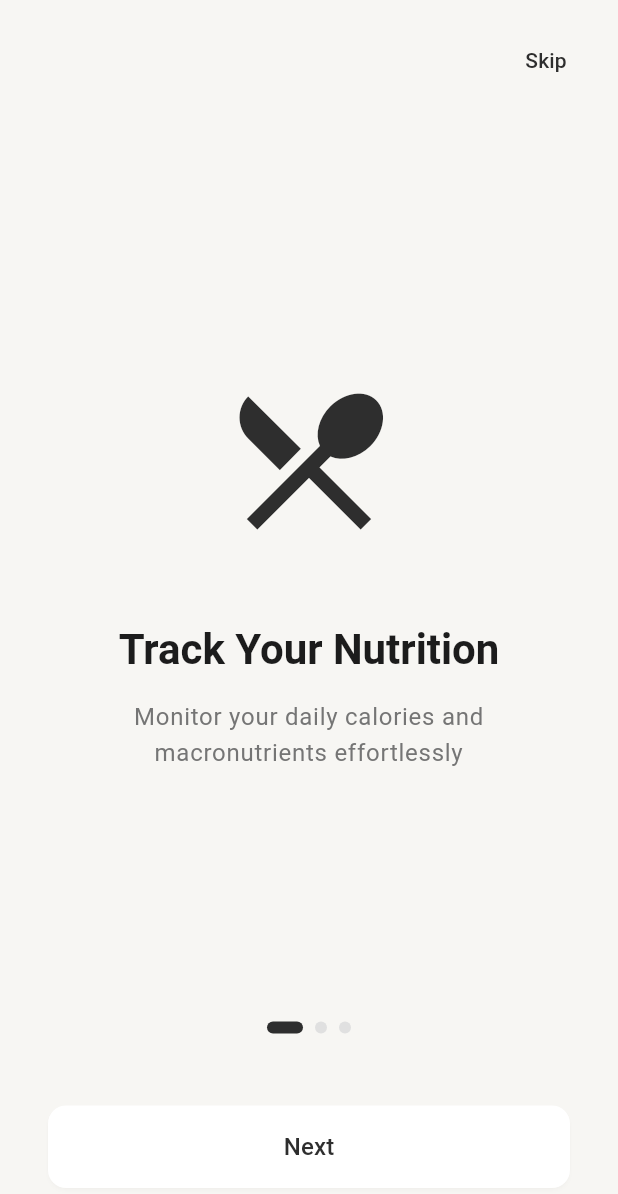
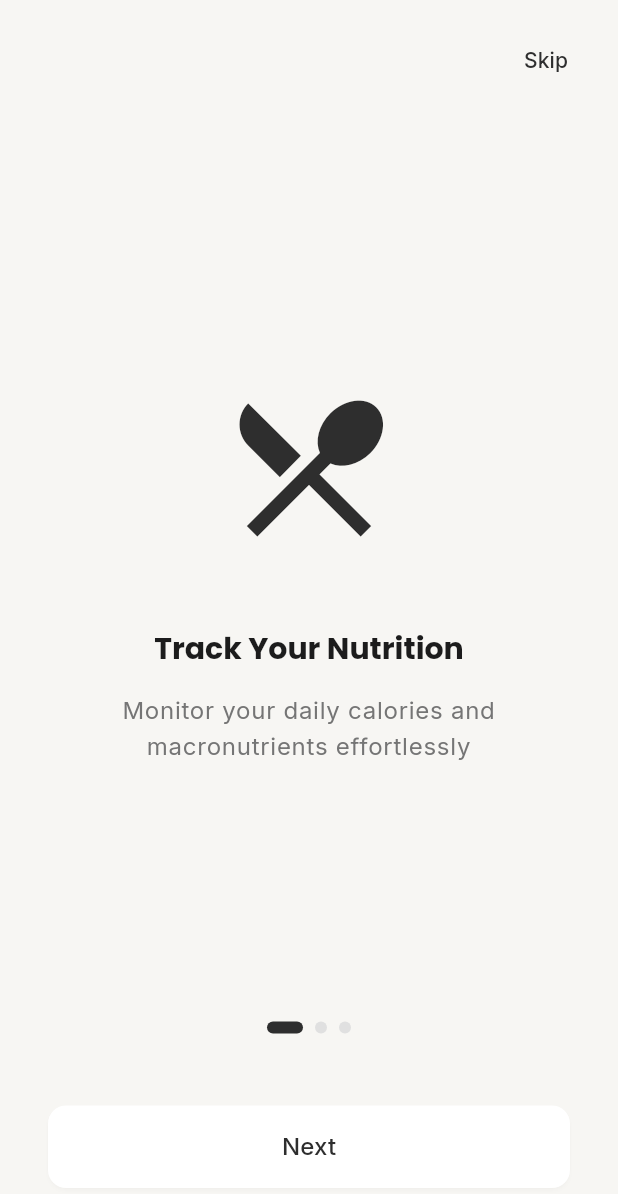
Before and after one commit to Gr8V/FuelIQ, a Flutter app: the screen it shows after launch, on a phone screen of 412 x 824 dp. Shown: the top 1194 px of the screen. Run offline on Flutter 3.47's test engine with Material 3 defaults, Android fonts, the phone set to English and light mode, and no system bars; our stand-ins replace fl_chart, flutter_local_notifications, font_awesome_flutter, google_fonts, shared_preferences; missing offline and left inert: mobile_scanner.

Commit message:
added font family and sizes to app theme

```diff
--- a/fuel_iq/lib/pages/main/home_page.dart
+++ b/fuel_iq/lib/pages/main/home_page.dart
@@ -17,7 +17,7 @@ class HomePage extends StatelessWidget {
           SliverAppBar(
             floating: true,
             elevation: 0,
-            backgroundColor: Colors.transparent,
+            backgroundColor: Colors.amber,
             centerTitle: true,
             title: Column(
               mainAxisSize: MainAxisSize.min,
@@ -64,6 +64,22 @@ class HomePage extends StatelessWidget {
               padding: const EdgeInsets.all(16),
               child: Column(
                 children: [
+                  SizedBox(
+                    height: 30,
+                    child: Row(
+                      children: [
+                        Text(
+                          "Tue, 19 Dec",
+                          style: TextStyle(
+                            wordSpacing: 1.3,
+                            fontWeight: FontWeight.w600,
+                            fontSize: 24,
+                            fontFamily: "roboto"
+                          ),
+                          )
+                      ],
+                    ),
+                  ),
                   SizedBox(
                     height: 200,
                     child: Card(
--- a/fuel_iq/lib/theme/app_theme.dart
+++ b/fuel_iq/lib/theme/app_theme.dart
@@ -1,13 +1,20 @@
 import 'package:flutter/material.dart';
+import 'package:google_fonts/google_fonts.dart';
 import 'colors.dart';
 
 class AppTheme {
+  // ---------------- LIGHT THEME ----------------
   static final ThemeData lightTheme = ThemeData(
     brightness: Brightness.light,
     useMaterial3: true,
+
+    // Default font (body, numbers, labels)
+    fontFamily: GoogleFonts.inter().fontFamily,
+
     scaffoldBackgroundColor: AppColors.lightScaffold,
     cardColor: AppColors.lightCard,
     primaryColor: AppColors.lightPrimary,
+
     colorScheme: const ColorScheme.light(
       primary: AppColors.lightPrimary,
       onPrimary: Colors.white,
@@ -26,24 +33,78 @@ class AppTheme {
       onInverseSurface: AppColors.lightTextPrimary,
       inversePrimary: AppColors.lightPrimary,
     ),
-    appBarTheme: const AppBarTheme(
+
+    textTheme: TextTheme(
+      // Headings — Poppins
+      displayLarge: GoogleFonts.poppins(
+        fontSize: 32,
+        fontWeight: FontWeight.w700,
+        color: AppColors.lightTextPrimary,
+      ),
+      displayMedium: GoogleFonts.poppins(
+        fontSize: 28,
+        fontWeight: FontWeight.w600,
+        color: AppColors.lightTextPrimary,
+      ),
+      displaySmall: GoogleFonts.poppins(
+        fontSize: 24,
+        fontWeight: FontWeight.w600,
+        color: AppColors.lightTextPrimary,
+      ),
+      headlineMedium: GoogleFonts.poppins(
+        fontSize: 20,
+        fontWeight: FontWeight.w600,
+        color: AppColors.lightTextPrimary,
+      ),
+
+      // Body — Inter
+      bodyLarge: GoogleFonts.inter(
+        fontSize: 16,
+        fontWeight: FontWeight.w400,
+        color: AppColors.lightTextPrimary,
+      ),
+      bodyMedium: GoogleFonts.inter(
+        fontSize: 14,
+        fontWeight: FontWeight.w400,
+        color: AppColors.lightTextSecondary,
+      ),
+      bodySmall: GoogleFonts.inter(
+        fontSize: 12,
+        fontWeight: FontWeight.w400,
+        color: AppColors.lightTextSecondary,
+      ),
+
+      // Labels / stats
+      labelLarge: GoogleFonts.inter(
+        fontSize: 14,
+        fontWeight: FontWeight.w500,
+        color: AppColors.lightTextPrimary,
+      ),
+    ),
+
+    appBarTheme: AppBarTheme(
       backgroundColor: AppColors.lightScaffold,
       elevation: 0,
-      iconTheme: IconThemeData(color: AppColors.lightTextPrimary),
-      titleTextStyle: TextStyle(
-        color: AppColors.lightTextPrimary,
+      iconTheme: const IconThemeData(color: AppColors.lightTextPrimary),
+      titleTextStyle: GoogleFonts.poppins(
         fontSize: 18,
         fontWeight: FontWeight.w600,
+        color: AppColors.lightTextPrimary,
       ),
     ),
   );
 
+  // ---------------- DARK THEME ----------------
   static final ThemeData darkTheme = ThemeData(
     brightness: Brightness.dark,
     useMaterial3: true,
+
+    fontFamily: GoogleFonts.inter().fontFamily,
+
     scaffoldBackgroundColor: AppColors.darkScaffold,
     cardColor: AppColors.darkCard,
     primaryColor: AppColors.darkPrimary,
+
     colorScheme: const ColorScheme.dark(
       primary: AppColors.darkPrimary,
       onPrimary: Colors.black,
@@ -62,14 +123,60 @@ class AppTheme {
       onInverseSurface: AppColors.darkTextPrimary,
       inversePrimary: AppColors.darkPrimary,
     ),
-    appBarTheme: const AppBarTheme(
+
+    textTheme: TextTheme(
+      displayLarge: GoogleFonts.poppins(
+        fontSize: 32,
+        fontWeight: FontWeight.w700,
+        color: AppColors.darkTextPrimary,
+      ),
+      displayMedium: GoogleFonts.poppins(
+        fontSize: 28,
+        fontWeight: FontWeight.w600,
+        color: AppColors.darkTextPrimary,
+      ),
+      displaySmall: GoogleFonts.poppins(
+        fontSize: 24,
+        fontWeight: FontWeight.w600,
+        color: AppColors.darkTextPrimary,
+      ),
+      headlineMedium: GoogleFonts.poppins(
+        fontSize: 20,
+        fontWeight: FontWeight.w600,
+        color: AppColors.darkTextPrimary,
+      ),
+
+      bodyLarge: GoogleFonts.inter(
+        fontSize: 16,
+        fontWeight: FontWeight.w400,
+        color: AppColors.darkTextPrimary,
+      ),
+      bodyMedium: GoogleFonts.inter(
+        fontSize: 14,
+        fontWeight: FontWeight.w400,
+        color: AppColors.darkTextSecondary,
+      ),
+      bodySmall: GoogleFonts.inter(
+        fontSize: 12,
+        fontWeight: FontWeight.w400,
+        color: AppColors.darkTextSecondary,
+      ),
+
+      labelLarge: GoogleFonts.inter(
+        fontSize: 14,
+        fontWeight: FontWeight.w500,
+        color: AppColors.darkTextPrimary,
+      ),
+    ),
+
+    appBarTheme: AppBarTheme(
       backgroundColor: AppColors.darkScaffold,
       elevation: 0,
-      iconTheme: IconThemeData(color: AppColors.darkTextPrimary),
-      titleTextStyle: TextStyle(
-        color: AppColors.darkTextPrimary,
+      iconTheme: const IconThemeData(color: AppColors.darkTextPrimary),
+      titleTextStyle: GoogleFonts.poppins(
         fontSize: 18,
         fontWeight: FontWeight.w600,
+        color: AppColors.darkTextPrimary,
       ),
     ),
   );
--- a/fuel_iq/pubspec.yaml
+++ b/fuel_iq/pubspec.yaml
@@ -38,6 +38,7 @@ dependencies:
   font_awesome_flutter: ^10.12.0
   flutter_local_notifications: ^19.5.0
   uuid: ^4.5.2
+  google_fonts: ^6.3.3
   # The following adds the Cupertino Icons font to your application.
   # Use with the CupertinoIcons class for iOS style icons.
   cupertino_icons: ^1.0.8
```
